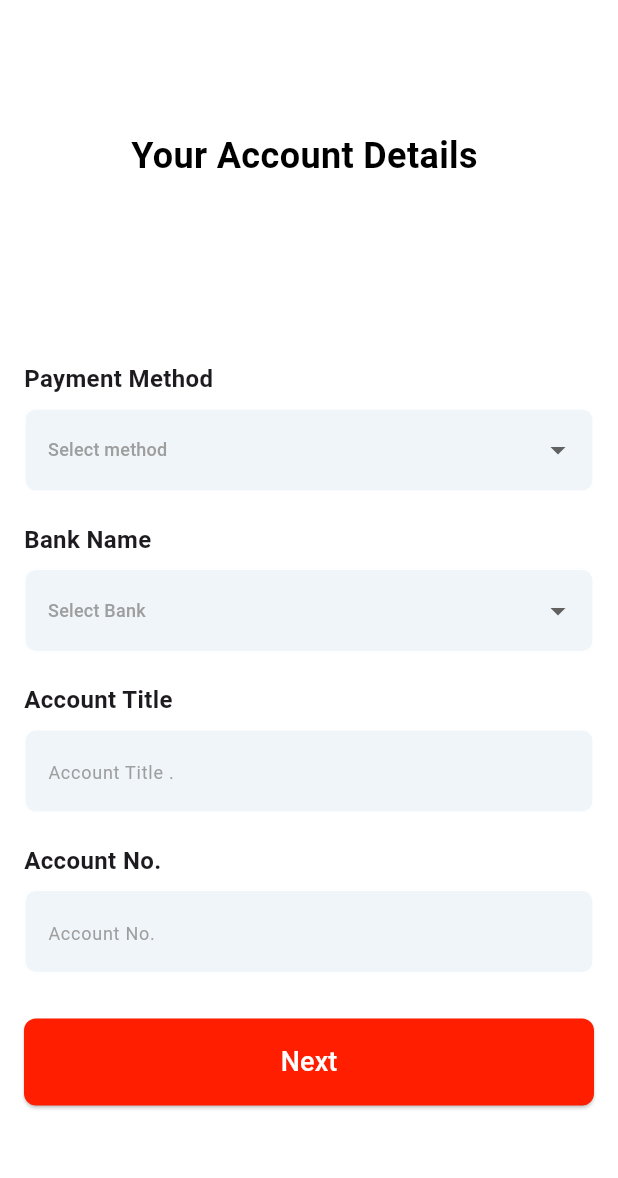
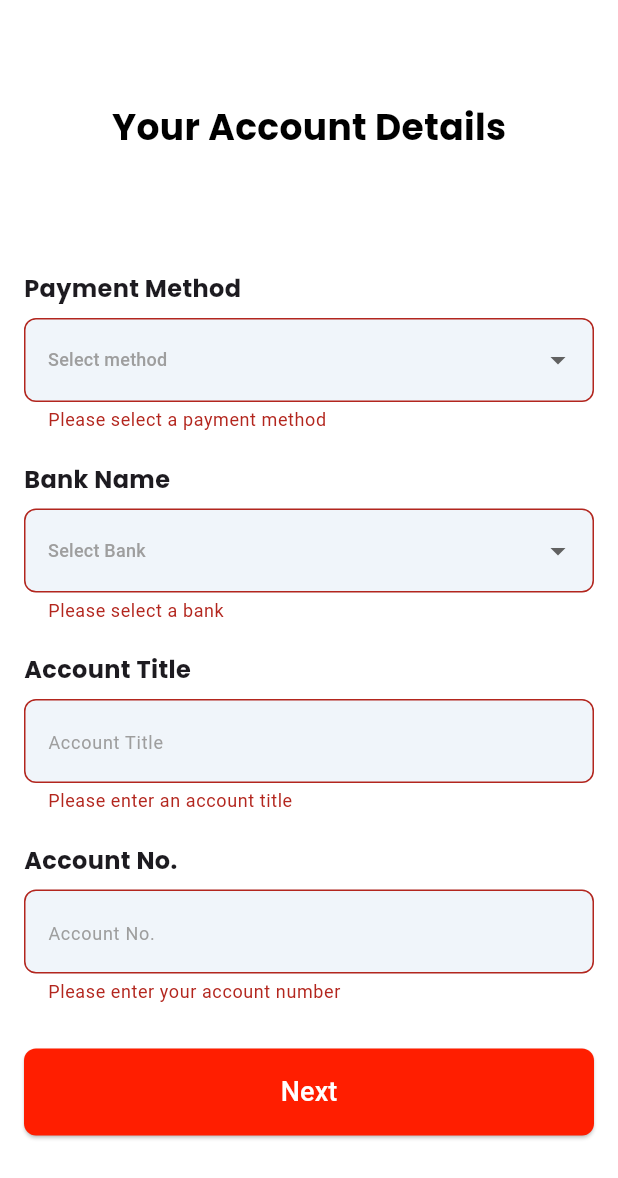
Before and after one commit to Xup-Studios/Xup-studio, a Flutter app: the PaymentDetailsPage screen opened directly, after a tap on "Next", on a phone screen of 412 x 824 dp. Shown: the top 1178 px of the screen. Run offline on Flutter 3.47's test engine with Material 3 defaults, Android fonts, the phone set to English and light mode, and no system bars; our stand-ins replace avatar_glow, cloud_firestore, convex_bottom_bar, dio, file_picker, firebase_auth and 10 more; missing offline and left inert: android_intent_plus, dart:js_interop; accounts and stored records are empty.

Commit message:
Rameez Second Commit.

```diff
--- a/lib/main.dart
+++ b/lib/main.dart
@@ -1,6 +1,8 @@
 import 'package:firebase_core/firebase_core.dart';
 import 'package:flutter/material.dart';
 import 'package:xupstore/firebase_options.dart';
+import 'package:xupstore/views/Developer/dev_profile.dart';
+import 'package:xupstore/views/Developer/payment_method.dart';
 import 'package:xupstore/views/dashboard.dart';
 import 'package:xupstore/views/downloadpage.dart';
 import 'package:xupstore/views/homepage.dart';
@@ -20,7 +22,7 @@ class MyApp extends StatelessWidget {
   Widget build(BuildContext context) {
     return MaterialApp(
       debugShowCheckedModeBanner: false,
-      home: Login(),
+      home: PaymentDetailsPage(),
     );
   }
 }
--- a/lib/views/Developer/payment_method.dart
+++ b/lib/views/Developer/payment_method.dart
@@ -1,16 +1,60 @@
 import 'package:flutter/material.dart';
+import 'package:google_fonts/google_fonts.dart'; // Import the Google Fonts package
 import 'package:xupstore/consts/forward_buttons.dart';
-
 import '../../consts/themes.dart';
 
-class PaymentDetailsPage extends StatelessWidget {
+class PaymentDetailsPage extends StatefulWidget {
+  @override
+  _PaymentDetailsPageState createState() => _PaymentDetailsPageState();
+}
+
+class _PaymentDetailsPageState extends State<PaymentDetailsPage> {
+  String? selectedPaymentMethod;
+  String? selectedBank;
+  final GlobalKey<FormState> _formKey = GlobalKey<FormState>();
+  final TextEditingController accountTitleController = TextEditingController();
+  final TextEditingController accountNoController = TextEditingController();
+
+  // List of Pakistani banks
+  List<String> pakistaniBanks = [
+    'Allied Bank Limited',
+    'Askari Bank Limited',
+    'Bank Alfalah',
+    'Bank Al Habib',
+    'Bank of Punjab',
+    'Faysal Bank',
+    'Habib Bank Limited',
+    'MCB Bank',
+    'Meezan Bank',
+    'National Bank of Pakistan',
+    'Silk Bank',
+    'Standard Chartered Bank',
+    'UBL (United Bank Limited)',
+    'Summit Bank',
+    'JS Bank',
+    'Sindh Bank',
+    'Al Baraka Bank',
+  ];
+
+  List<String> get bankOptions {
+    // If Easy Paisa or Jazz Cash is selected, use it as the only bank option
+    if (selectedPaymentMethod == 'Easy Paisa' ||
+        selectedPaymentMethod == 'Jazz Cash') {
+      return [selectedPaymentMethod!];
+    }
+    // Otherwise, show the list of Pakistani banks
+    return pakistaniBanks;
+  }
+
   @override
   Widget build(BuildContext context) {
     return Scaffold(
-      backgroundColor: Colors.white, // Light brown background color
+      backgroundColor: Colors.white,
       body: Center(
         child: Padding(
           padding: const EdgeInsets.all(16.0),
+          child: Form(
+            key: _formKey, // Use a Form widget
             child: SingleChildScrollView(
               child: Column(
                 crossAxisAlignment: CrossAxisAlignment.start,
@@ -19,20 +63,21 @@ class PaymentDetailsPage extends StatelessWidget {
                   // Page Title
                   Center(
                     child: Text(
-                    'Your Account Details ',
-                    style: TextStyle(
+                      'Your Account Details',
+                      style: GoogleFonts.poppins(
                         fontSize: 24,
                         fontWeight: FontWeight.bold,
                         color: Colors.black,
                       ),
                     ),
                   ),
-                SizedBox(height: 120),
+                  SizedBox(height: 80),
 
                   // Payment Method Label
                   Text(
                     'Payment Method',
-                  style: TextStyle(fontSize: 16, fontWeight: FontWeight.bold),
+                    style: GoogleFonts.poppins(
+                        fontSize: 16, fontWeight: FontWeight.bold),
                   ),
                   SizedBox(height: 8),
 
@@ -50,7 +95,10 @@ class PaymentDetailsPage extends StatelessWidget {
                         borderSide: BorderSide(color: Colors.white),
                       ),
                     ),
-                  hint: Text('Select method',style:TextStyle(color: Colors.grey[500],fontSize: 12) ),
+                    hint: Text(
+                      'Select method',
+                      style: TextStyle(color: Colors.grey[500], fontSize: 12),
+                    ),
                     items: ['Bank Account', 'Easy Paisa', 'Jazz Cash']
                         .map((method) => DropdownMenuItem(
                               value: method,
@@ -58,7 +106,16 @@ class PaymentDetailsPage extends StatelessWidget {
                             ))
                         .toList(),
                     onChanged: (value) {
-                    // Handle method selection
+                      setState(() {
+                        selectedPaymentMethod = value;
+                        selectedBank = null; // Reset bank selection
+                      });
+                    },
+                    validator: (value) {
+                      if (value == null) {
+                        return 'Please select a payment method';
+                      }
+                      return null;
                     },
                   ),
                   SizedBox(height: 20),
@@ -66,7 +123,8 @@ class PaymentDetailsPage extends StatelessWidget {
                   // Bank Name Dropdown
                   Text(
                     'Bank Name',
-                  style: TextStyle(fontSize: 16, fontWeight: FontWeight.bold),
+                    style: GoogleFonts.poppins(
+                        fontSize: 16, fontWeight: FontWeight.bold),
                   ),
                   SizedBox(height: 8),
                   DropdownButtonFormField<String>(
@@ -82,15 +140,27 @@ class PaymentDetailsPage extends StatelessWidget {
                         borderSide: BorderSide(color: Colors.white),
                       ),
                     ),
-                  hint: Text('Select Bank',style:TextStyle(color: Colors.grey[500],fontSize: 12) ,),
-                  items: ['Bank A', 'Bank B', 'Bank C']
+                    hint: Text(
+                      'Select Bank',
+                      style: TextStyle(color: Colors.grey[500], fontSize: 12),
+                    ),
+                    items: bankOptions
                         .map((bank) => DropdownMenuItem(
                               value: bank,
                               child: Text(bank),
                             ))
                         .toList(),
                     onChanged: (value) {
-                    // Handle bank selection
+                      setState(() {
+                        selectedBank = value;
+                      });
+                    },
+                    value: selectedBank,
+                    validator: (value) {
+                      if (value == null) {
+                        return 'Please select a bank';
+                      }
+                      return null;
                     },
                   ),
                   SizedBox(height: 20),
@@ -98,13 +168,16 @@ class PaymentDetailsPage extends StatelessWidget {
                   // Account Title
                   Text(
                     'Account Title',
-                  style: TextStyle(fontSize: 16, fontWeight: FontWeight.bold),
+                    style: GoogleFonts.poppins(
+                        fontSize: 16, fontWeight: FontWeight.bold),
                   ),
                   SizedBox(height: 8),
-                TextField(
+                  TextFormField(
+                    controller: accountTitleController,
                     decoration: InputDecoration(
-                    hintText: 'Account Title .',
-                    hintStyle: TextStyle(color: Colors.grey[500],fontSize: 12),
+                      hintText: 'Account Title',
+                      hintStyle:
+                          TextStyle(color: Colors.grey[500], fontSize: 12),
                       filled: true,
                       fillColor: textboxcolor,
                       border: OutlineInputBorder(
@@ -116,19 +189,28 @@ class PaymentDetailsPage extends StatelessWidget {
                         borderSide: BorderSide(color: Colors.white),
                       ),
                     ),
+                    validator: (value) {
+                      if (value == null || value.isEmpty) {
+                        return 'Please enter an account title';
+                      }
+                      return null;
+                    },
                   ),
                   SizedBox(height: 20),
 
                   // Account No
                   Text(
                     'Account No.',
-                  style: TextStyle(fontSize: 16, fontWeight: FontWeight.bold),
+                    style: GoogleFonts.poppins(
+                        fontSize: 16, fontWeight: FontWeight.bold),
                   ),
                   SizedBox(height: 8),
-                TextField(
+                  TextFormField(
+                    controller: accountNoController,
                     decoration: InputDecoration(
                       hintText: 'Account No.',
-                    hintStyle: TextStyle(color: Colors.grey[500],fontSize: 12),
+                      hintStyle:
+                          TextStyle(color: Colors.grey[500], fontSize: 12),
                       filled: true,
                       fillColor: textboxcolor,
                       border: OutlineInputBorder(
@@ -140,6 +222,12 @@ class PaymentDetailsPage extends StatelessWidget {
                         borderSide: BorderSide(color: Colors.white),
                       ),
                     ),
+                    validator: (value) {
+                      if (value == null || value.isEmpty) {
+                        return 'Please enter your account number';
+                      }
+                      return null;
+                    },
                   ),
                   SizedBox(height: 30),
 
@@ -148,12 +236,15 @@ class PaymentDetailsPage extends StatelessWidget {
                     child: CustomButton(
                       text: 'Next',
                       onPressed: () {
+                        if (_formKey.currentState?.validate() ?? false) {
                           Navigator.pop(context);
                           Navigator.push(
                             context,
                             MaterialPageRoute(
                               builder: (context) => PaymentDetailsPage(),
-                          ));// Implement next button action here
+                            ),
+                          );
+                        }
                       },
                     ),
                   ),
@@ -162,6 +253,7 @@ class PaymentDetailsPage extends StatelessWidget {
             ),
           ),
         ),
+      ),
     );
   }
 }
--- a/pubspec.yaml
+++ b/pubspec.yaml
@@ -55,6 +55,7 @@ dependencies:
   permission_handler: ^11.3.1
   android_intent_plus: ^5.2.0
   package_info_plus: ^8.1.0
+  avatar_glow: ^3.0.1
 
 dev_dependencies:
   flutter_test:
```
Also changed, not shown: lib/views/Developer/dev_profile.dart (+48 -18 lines), pubspec.lock, 5 other files. Lines whose indentation alone changed are shown as unchanged.
